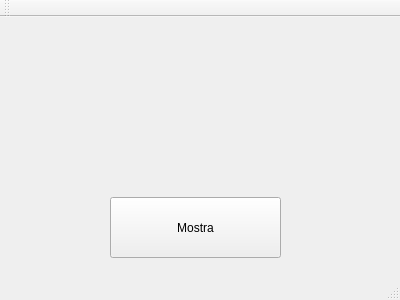
This is mainwindow.ui in Ruj89/infmedica as Qt 5 draws it before an edit. The edited form follows.
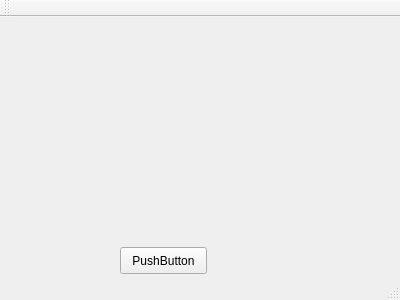
This is the edited form.

Commit message: Integrazione nel Widget della cattura da webcam

```diff
--- a/mainwindow.ui
+++ b/mainwindow.ui
@@ -14,17 +14,27 @@
    <string>VideoCapture</string>
   </property>
   <widget class="QWidget" name="centralWidget">
-   <widget class="QPushButton" name="btnDisplay">
+   <widget class="QWidget" name="WidgetImageCaptured" native="true">
     <property name="geometry">
      <rect>
-      <x>110</x>
-      <y>180</y>
-      <width>171</width>
-      <height>61</height>
+      <x>80</x>
+      <y>30</y>
+      <width>241</width>
+      <height>191</height>
+     </rect>
+    </property>
+   </widget>
+   <widget class="QPushButton" name="btnProva">
+    <property name="geometry">
+     <rect>
+      <x>120</x>
+      <y>230</y>
+      <width>87</width>
+      <height>27</height>
      </rect>
     </property>
     <property name="text">
-     <string>Mostra</string>
+     <string>PushButton</string>
     </property>
    </widget>
   </widget>
```
The commit also changes 2 other files.
